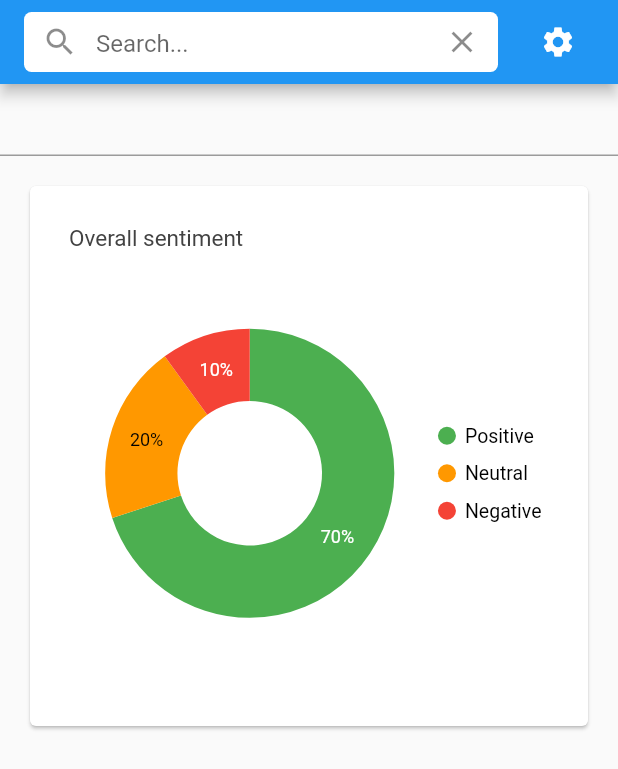
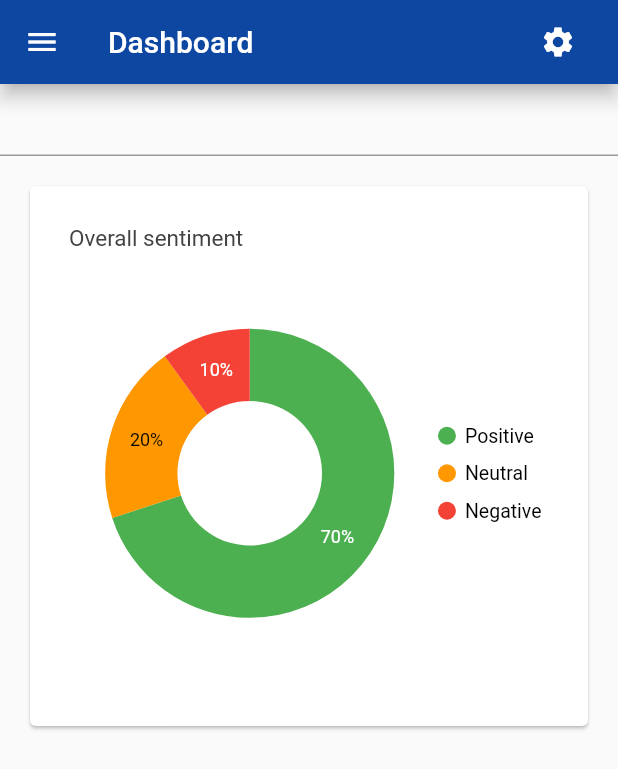
Before and after one commit to Thouny/sis_group6, a Flutter app: the screen it shows after launch, on a phone screen of 412 x 824 dp. Shown: the top 769 px of the screen. Run offline on Flutter 3.47's test engine with Material 2 defaults, Android fonts, the phone set to English and light mode, and no system bars; our stand-ins replace connectivity_plus, equatable, flutter_bloc, get_it, routemaster, syncfusion_flutter_charts; missing offline and left inert: twitter_api_v2.

Commit message:
Modified the AppBar (change colour and added icon button)
 // title: _SearchBar(onSubmitted: (value) {}, onClear: () {}),  //needa put this under the appbar somehow
//icons i need to add to appbar: icon.output, icon.add_sharp, and icon.help_center_outlined

```diff
--- a/lib/presentation/root_page_tab_scaffold.dart
+++ b/lib/presentation/root_page_tab_scaffold.dart
@@ -41,7 +41,18 @@ class _RootPageTabScaffoldState extends State<RootPageTabScaffold>
 
   AppBar _buildAppBar(BuildContext context, String currentPath) {
     return AppBar(
-      title: _SearchBar(onSubmitted: (value) {}, onClear: () {}),
+      // title: _SearchBar(onSubmitted: (value) {}, onClear: () {}),  //needa put this under the appbar somehow
+      //icons i need: icon.output, icon.add_sharp, and icon.help_center_outlined
+
+      backgroundColor: Colors.blue.shade900,
+      automaticallyImplyLeading: false,
+      elevation: 5.0,
+      leading: IconButton(
+        onPressed: () {},
+        icon: const Icon(Icons.menu),
+      ),
+      // flexibleSpace: _SearchBar(onSubmitted: (value) {}, onClear: () {}),
+      title: Text("Dashboard"),
       actions: [
         Padding(
           padding: const EdgeInsets.only(right: 16),
```
